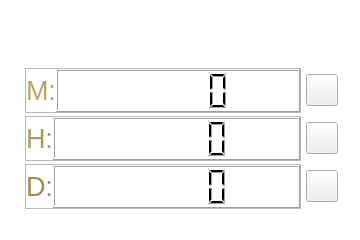
Above: QtApp/display_panel.ui from FireAndWin/Procedure-recorder before the change. Below: the same form after it.
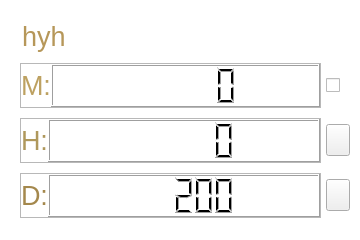
That is the form after the change. Icons and pictures are not drawn.

What changed in the file:
```diff
--- a/QtApp/display_panel.ui
+++ b/QtApp/display_panel.ui
@@ -26,16 +26,33 @@
   <property name="frameShadow">
    <enum>QFrame::Raised</enum>
   </property>
+  <layout class="QHBoxLayout" name="horizontalLayout_4">
+   <property name="spacing">
+    <number>0</number>
+   </property>
+   <property name="leftMargin">
+    <number>0</number>
+   </property>
+   <property name="topMargin">
+    <number>0</number>
+   </property>
+   <property name="rightMargin">
+    <number>0</number>
+   </property>
+   <property name="bottomMargin">
+    <number>0</number>
+   </property>
+   <item>
   <widget class="QFrame" name="gridFrame">
-   <property name="geometry">
-    <rect>
-     <x>16</x>
-     <y>20</y>
-     <width>331</width>
-     <height>201</height>
-    </rect>
+     <property name="styleSheet">
+      <string notr="true">#gridFrame{
+border-image: url(:/panel);
+}</string>
    </property>
    <layout class="QGridLayout" name="gridLayout">
+      <property name="leftMargin">
+       <number>19</number>
+      </property>
     <property name="horizontalSpacing">
      <number>5</number>
     </property>
@@ -80,32 +97,8 @@
       <property name="text">
        <string/>
       </property>
-     </widget>
-    </item>
-    <item row="1" column="1">
-     <widget class="QToolButton" name="btn_stopBegin">
-      <property name="sizePolicy">
-       <sizepolicy hsizetype="Fixed" vsizetype="Maximum">
-        <horstretch>0</horstretch>
-        <verstretch>0</verstretch>
-       </sizepolicy>
-      </property>
-      <property name="minimumSize">
-       <size>
-        <width>32</width>
-        <height>32</height>
-       </size>
-      </property>
-      <property name="styleSheet">
-       <string notr="true">#btn_stopBegin {
-border-image: url(:/stop);
-}
-#btn_stopBegin:hover{
-border-image: url(:/begin);
-}</string>
-      </property>
-      <property name="text">
-       <string/>
+        <property name="shortcut">
+         <string>Ctrl+D</string>
       </property>
      </widget>
     </item>
@@ -173,7 +166,14 @@
         </widget>
        </item>
        <item>
-        <widget class="QLCDNumber" name="lcd_day"/>
+          <widget class="QLCDNumber" name="lcd_day">
+           <property name="styleSheet">
+            <string notr="true">border-image: url(:/images/label_2.png);</string>
+           </property>
+           <property name="intValue" stdset="0">
+            <number>200</number>
+           </property>
+          </widget>
        </item>
       </layout>
      </widget>
@@ -242,7 +242,11 @@
         </widget>
        </item>
        <item>
-        <widget class="QLCDNumber" name="lcd_minute"/>
+          <widget class="QLCDNumber" name="lcd_minute">
+           <property name="styleSheet">
+            <string notr="true">border-image: url(:/images/label_2.png);</string>
+           </property>
+          </widget>
        </item>
       </layout>
      </widget>
@@ -311,7 +315,11 @@
         </widget>
        </item>
        <item>
-        <widget class="QLCDNumber" name="lcd_hour"/>
+          <widget class="QLCDNumber" name="lcd_hour">
+           <property name="styleSheet">
+            <string notr="true">border-image: url(:/images/label_2.png);</string>
+           </property>
+          </widget>
        </item>
       </layout>
      </widget>
@@ -336,15 +344,36 @@
 }</string>
       </property>
       <property name="text">
-       <string/>
+         <string>hyh</string>
       </property>
       <property name="frame">
        <bool>false</bool>
       </property>
      </widget>
     </item>
-   </layout>
-  </widget>
+      <item row="1" column="1">
+       <widget class="QCheckBox" name="chb_beginStop">
+        <property name="styleSheet">
+         <string notr="true">QCheckBox::indicator {
+border-image: url(:/stop);
+width: 32px;
+height: 32px;}
+QCheckBox::indicator:checked {
+border-image: url(:/begin);
+}</string>
+        </property>
+        <property name="text">
+         <string/>
+        </property>
+        <property name="shortcut">
+         <string>Ctrl+Space</string>
+        </property>
+       </widget>
+      </item>
+     </layout>
+    </widget>
+   </item>
+  </layout>
  </widget>
  <resources/>
  <connections/>
```
Left out of the diff: 3 changed lines with no effect on the pictures. Lines whose indentation alone changed are shown as unchanged.
